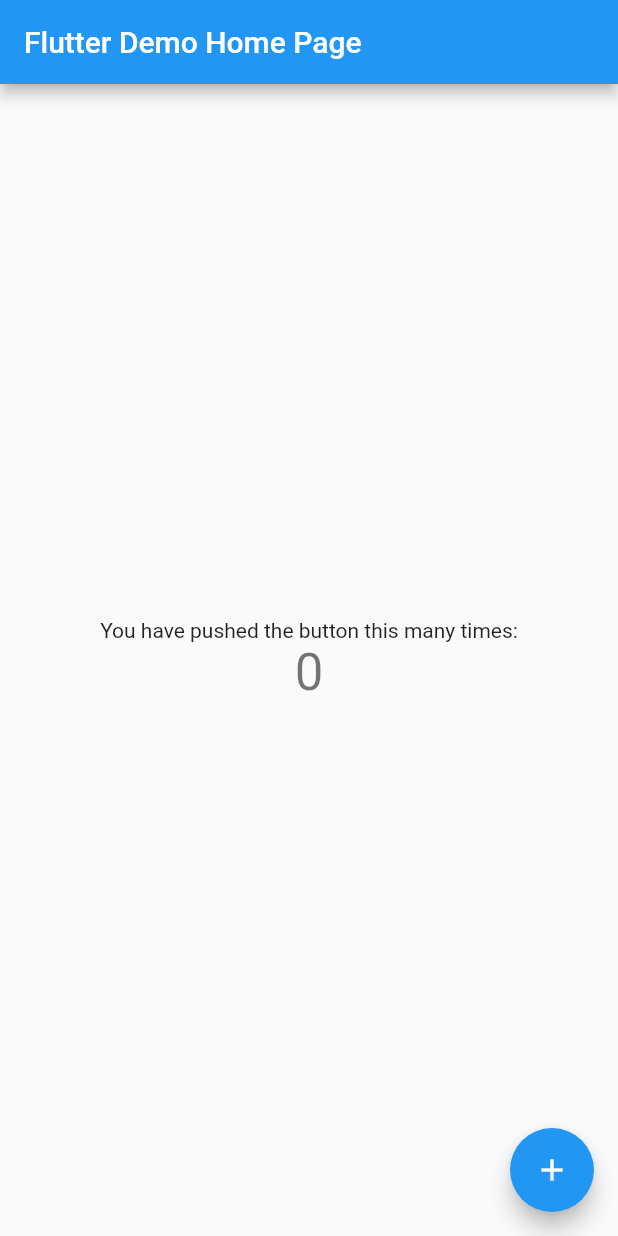
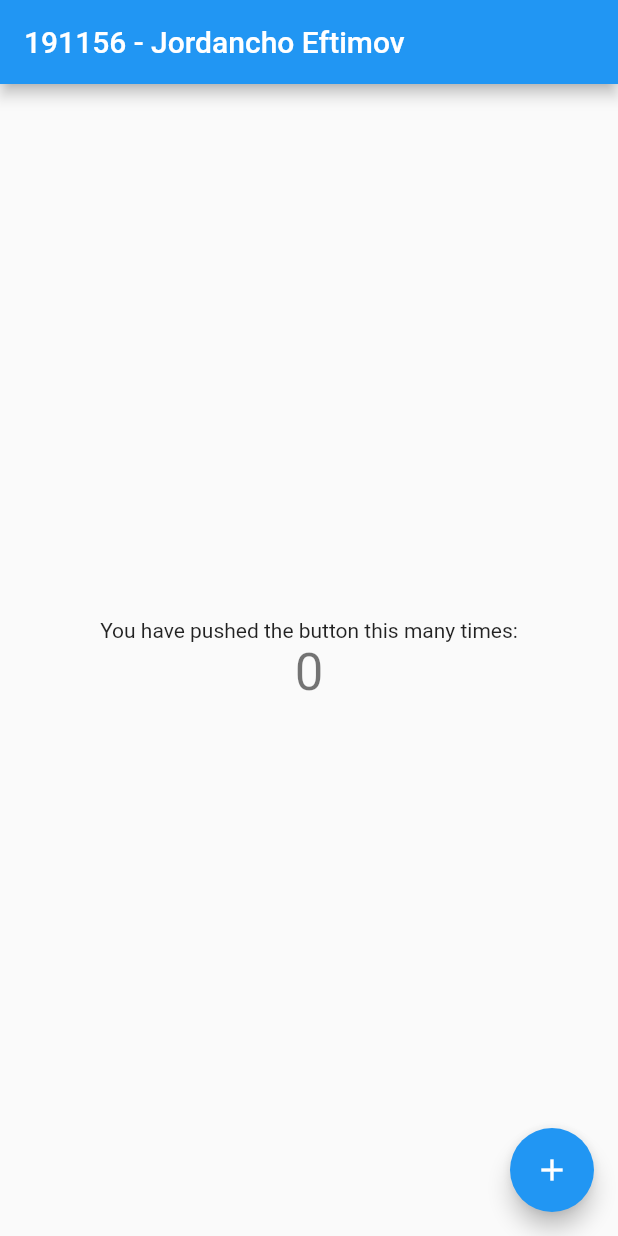
Before and after one commit to Flutter-Labs-MIS/lab_1, a Flutter app: the screen it shows after launch, on a phone screen of 412 x 824 dp. Run offline on Flutter 3.47's test engine with Material 2 defaults, Android fonts, the phone set to English and light mode, and no system bars.

Commit message:
Changed title

```diff
--- a/lib/main.dart
+++ b/lib/main.dart
@@ -10,11 +10,11 @@ class MyApp extends StatelessWidget {
   @override
   Widget build(BuildContext context) {
     return MaterialApp(
-      title: 'Flutter Demo',
+      title: '191156 - Jordancho Eftimov',
       theme: ThemeData(
         primarySwatch: Colors.blue,
       ),
-      home: const MyHomePage(title: 'Flutter Demo Home Page'),
+      home: const MyHomePage(title: '191156 - Jordancho Eftimov'),
     );
   }
 }
```
